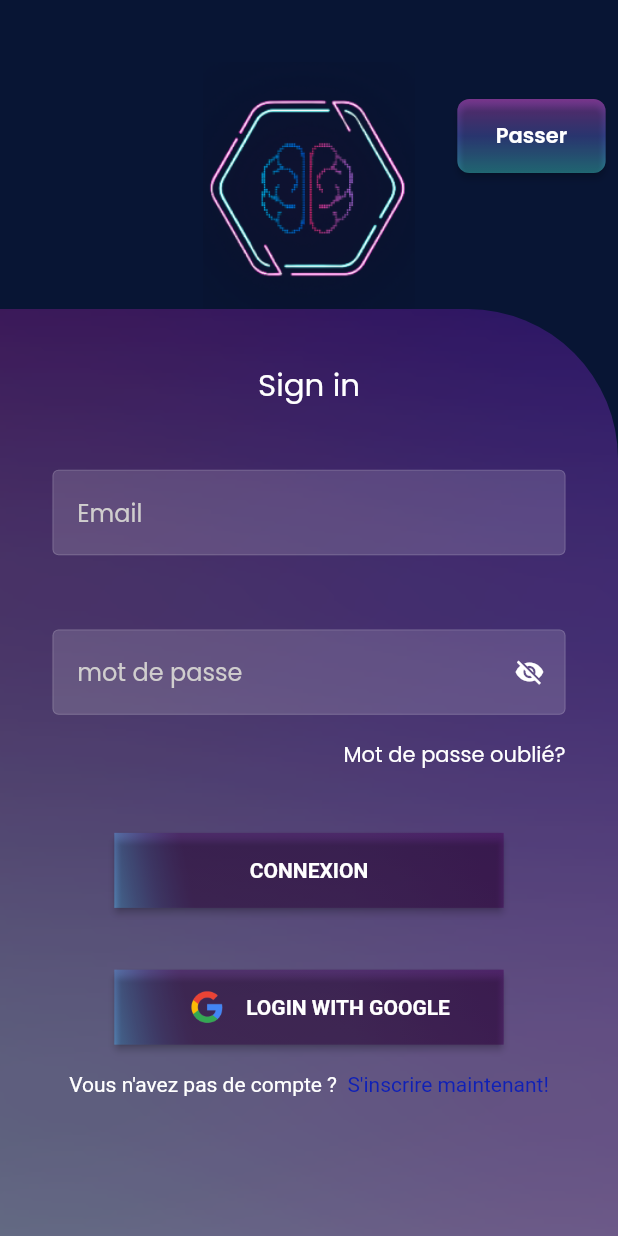
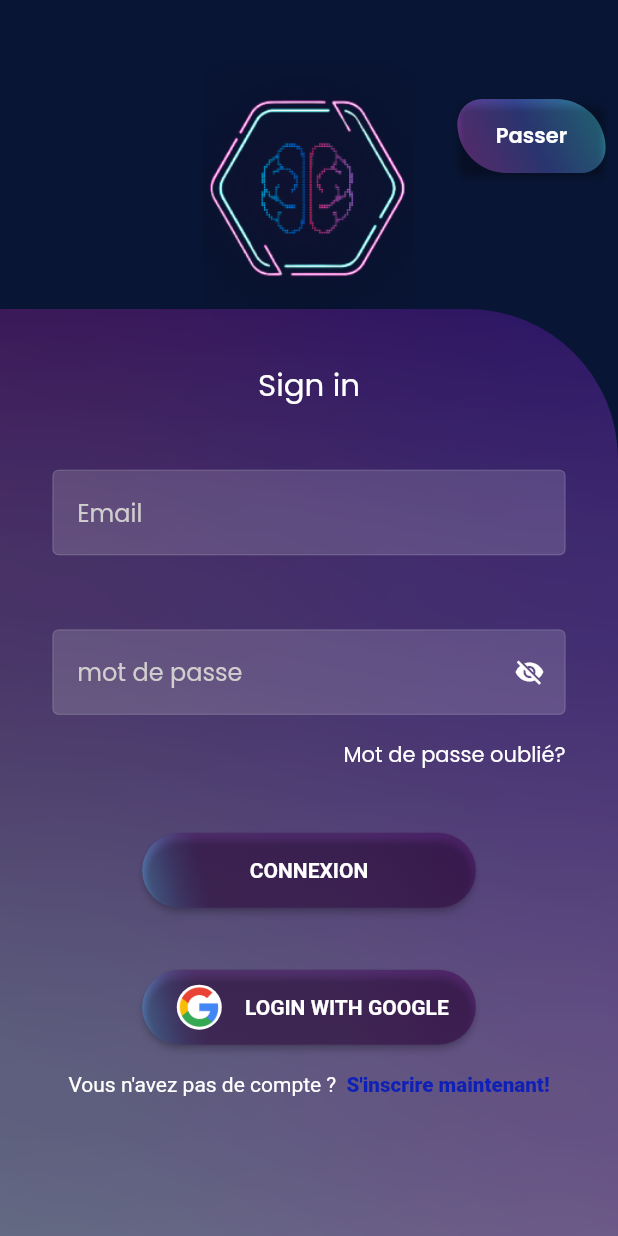
Before and after one commit to Mouaddiguoug/byteai, a Flutter app: the LoginScreen screen opened directly, on a phone screen of 412 x 824 dp. Run offline on Flutter 3.47's test engine with Material 2 defaults, Android fonts, the phone set to English and light mode, and no system bars; our stand-ins replace animated_text_kit, cached_network_image, carousel_slider, convex_bottom_bar, device_info_plus, firebase_auth and 19 more; missing offline and left inert: android_id, dart:ffi, flutter_share, image_downloader, launch_review, purchases_flutter and 1 more; accounts and stored records are empty; network calls fail; project files that could hold a hidden picture were left out.

Commit message:
modifications -3

```diff
--- a/lib/theam/button_them.dart
+++ b/lib/theam/button_them.dart
@@ -54,18 +54,31 @@ class ButtonThem {
         String iconAssetImage = '',
   }) {
     return Container(
-      decoration: BoxDecoration(borderRadius: BorderRadius.circular(20)),
+      child: Container(
+
         child: Visibility(
           visible: isVisible,
           child: Container(
-          decoration: BoxDecoration(borderRadius: BorderRadius.circular(30)),
 
-          width: Responsive.width(70, context) * btnWidthRatio,
+            width: Responsive.width(60, context) * btnWidthRatio,
             height: btnHeight,
             child: Container(
-            decoration: BoxDecoration(borderRadius: BorderRadius.circular(30)),
+
+
               child: ElevatedButton(
+
                 style: ButtonStyle(
+                  shape: MaterialStateProperty.all<RoundedRectangleBorder>(
+                    RoundedRectangleBorder(
+                      // border of the button
+                      borderRadius: BorderRadius.circular(30.0), // Adjust border radius as needed
+                      side: BorderSide(
+                        color: Colors.transparent, // Border color
+                        width: 2.0, // Border width
+                      ),
+                    ),
+                  ),
+
                   backgroundColor: MaterialStateProperty.all(Colors.transparent),
                   foregroundColor: MaterialStateProperty.all(Colors.transparent),
                 ),
@@ -76,9 +89,22 @@ class ButtonThem {
                   children: [
                     Visibility(
                       visible: iconVisibility,
-                    child: Padding(
-                      padding: const EdgeInsets.symmetric(horizontal: 10),
+                      child: Stack(
+                        children: [
+                          Container(
+                            width: 40, // Adjust container width as needed
+                            height: 30, // Adjust container height as needed
+                            decoration: BoxDecoration(
+                              shape: BoxShape.circle,
+                              color: Colors.white, // Circular white background
+                            ),
+                          ),
+                         Container(
+                           width: 40,
+                          height: 30,
                           child: Image.asset(iconAssetImage, fit: BoxFit.cover, width: 32),
+                        ),
+                      ]
                       ),
                     ),
                     Text(
@@ -87,6 +113,7 @@ class ButtonThem {
                       style: GoogleFonts.roboto(color: txtColor, fontSize: txtSize, fontWeight: FontWeight.w600),
                     ),
                   ],
+                ),
               ),
             ),
           ),
@@ -103,7 +130,7 @@ class ButtonThem {
     required Color iconColor,
     required IconData icon,
     double btnHeight = 50,
-    double txtSize = 16,
+    double txtSize = 20,
     double btnWidthRatio = 0.9,
     iconSize = 18.0,
     required Function() onPress,
@@ -114,7 +141,7 @@ class ButtonThem {
       child: Container(
         decoration: BoxDecoration(borderRadius: BorderRadius.circular(30)),
         child: SizedBox(
-          width: Responsive.width(100, context) * btnWidthRatio,
+          width: Responsive.width(90, context) * btnWidthRatio,
           height: btnHeight,
           child: TextButton.icon(
             style: TextButton.styleFrom(
--- a/lib/ui/auth/login_screen.dart
+++ b/lib/ui/auth/login_screen.dart
@@ -55,7 +55,7 @@ class LoginScreen extends StatelessWidget {
 
                               Center(
                                   child: Image.asset(
-                                      AssetsRes.LOGIN_LOGO_NEW_V2, height: 20.h,)),
+                                    AssetsRes.LOGIN_LOGO_NEW_V2, height: 20.h,)),
                               // Component : Email + mot de passe + connexion button + login with google
                               Container(
                                 height: 100.h,
@@ -84,7 +84,6 @@ class LoginScreen extends StatelessWidget {
                                     SizedBox(
                                       height: 4.h,
                                     ),
-
                                     Padding(
                                         padding: EdgeInsets.only(top: 1.h),
                                         child: TextFieldThem.boxBuildTextField(
@@ -154,8 +153,9 @@ class LoginScreen extends StatelessWidget {
                                     ),
                                     // vanilla Login Connexion Button
                                     Container(
+
                                       decoration: BoxDecoration(
-
+                                        borderRadius: BorderRadius.circular(50.w),
                                         gradient: LinearGradient(
                                           begin: FractionalOffset.bottomLeft,
                                           end: FractionalOffset.topRight,
@@ -247,8 +247,11 @@ class LoginScreen extends StatelessWidget {
                                       height: 5.h,
                                     ),
                                     // Google Login Button
+
+
                                     Container(
                                       decoration: BoxDecoration(
+                                        borderRadius: BorderRadius.circular(30),
                                         gradient: LinearGradient(
                                           begin: FractionalOffset.bottomLeft,
                                           end: FractionalOffset.topRight,
@@ -266,12 +269,14 @@ class LoginScreen extends StatelessWidget {
                                         visible: Platform.isAndroid,
                                         child: ButtonThem.buildBorderButton(
                                           context,
-                                          title: "Login with google",
+                                          title: "   Login with google",
                                           btnColor: Colors.transparent,
                                           txtColor: Colors.white,
                                           iconVisibility: true,
+
                                           iconAssetImage:
                                           'assets/icons/ic_google.png',
+
                                           onPress: () async {
                                             ShowToastDialog.showLoader(
                                                 "Please wait");
@@ -344,6 +349,7 @@ class LoginScreen extends StatelessWidget {
                                         ),
                                       ),
                                     ),
+
                                     const SizedBox(
                                       height: 10,
                                     ),
@@ -444,7 +450,7 @@ class LoginScreen extends StatelessWidget {
                                           children: <TextSpan>[
                                             TextSpan(
                                               text: " ${'Register now!'.tr}",
-                                              style: TextStyle(color: Color(0xFF0F20B6)),
+                                              style: TextStyle(color: Color.fromRGBO(15, 32, 182, 1), fontFamily: 'Roboto', fontWeight: FontWeight.w800, fontSize: 10.sp),
                                               recognizer: TapGestureRecognizer()
                                                 ..onTap = () => Get.to(SignupScreen(
                                                   redirectType: redirectType,
@@ -475,10 +481,14 @@ class LoginScreen extends StatelessWidget {
                           width: 24.w,
                           height: 6.h,
                           decoration: BoxDecoration(
-                            borderRadius: BorderRadius.circular(8),
-                            gradient: LinearGradient(
-                              begin: FractionalOffset.topCenter,
-                              end: FractionalOffset.bottomCenter,
+                            borderRadius: BorderRadius.only(
+                              topLeft: Radius.circular(20),     // Specify different radii for each corner
+                              topRight: Radius.circular(40),
+                              bottomLeft: Radius.circular(40),
+                              bottomRight: Radius.circular(20),
+                            ),                            gradient: LinearGradient(
+                              begin: FractionalOffset.bottomLeft,
+                              end: FractionalOffset.topRight,
                               colors: [
                                 Color.fromRGBO(255, 94, 249, 0.47),
 
--- a/lib/ui/auth/signup_screen.dart
+++ b/lib/ui/auth/signup_screen.dart
@@ -159,6 +159,7 @@ class SignupScreen extends StatelessWidget {
                                         ),
                                         Center(
                                           child: Container(
+
                                             decoration: BoxDecoration(
 
                                               borderRadius: BorderRadius
@@ -226,7 +227,7 @@ class SignupScreen extends StatelessWidget {
                                                     .all<OutlinedBorder>(
                                                   RoundedRectangleBorder(
                                                     borderRadius: BorderRadius
-                                                        .circular(8.0),
+                                                        .circular(30.0),
                                                     // Adjust the border radius as desired
                                                     // Set the border color and width
                                                   ),
```
Lines whose indentation alone changed are shown as unchanged.
